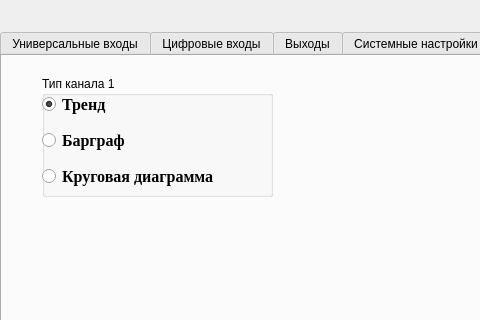
Qt form options.ui (tomyqg/topaz-m) before a commit; both pictures show x 0 to 480 and y 0 to 320 of the 1280 by 800 pixel window.
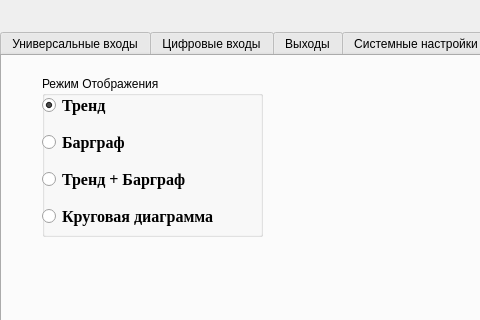
The same form after that commit. The open tabs and pages were chosen to show the change.

Commit message: trends,bars,and together

Diff of the .ui file:
```diff
--- a/options.ui
+++ b/options.ui
@@ -4518,12 +4518,12 @@
       <rect>
        <x>40</x>
        <y>20</y>
-       <width>231</width>
-       <height>121</height>
+       <width>221</width>
+       <height>161</height>
       </rect>
      </property>
      <property name="title">
-      <string>Тип канала 1</string>
+      <string>Режим Отображения</string>
      </property>
      <widget class="QWidget" name="layoutWidget_11">
       <property name="geometry">
@@ -4531,7 +4531,7 @@
         <x>0</x>
         <y>10</y>
         <width>219</width>
-        <height>111</height>
+        <height>151</height>
        </rect>
       </property>
       <layout class="QVBoxLayout" name="verticalLayout_13">
@@ -4581,7 +4581,22 @@
         </widget>
        </item>
        <item>
-        <widget class="QRadioButton" name="ButonNapryagenieChannel_5">
+        <widget class="QRadioButton" name="SetTrendsBarsBtn">
+         <property name="font">
+          <font>
+           <family>Times New Roman</family>
+           <pointsize>12</pointsize>
+           <weight>75</weight>
+           <bold>true</bold>
+          </font>
+         </property>
+         <property name="text">
+          <string>Тренд + Барграф</string>
+         </property>
+        </widget>
+       </item>
+       <item>
+        <widget class="QRadioButton" name="SetPolarBtn">
          <property name="font">
           <font>
            <family>Times New Roman</family>
```
Left out of the diff: 8 changed lines with no effect on the pictures. The commit also changes 9 other files.
